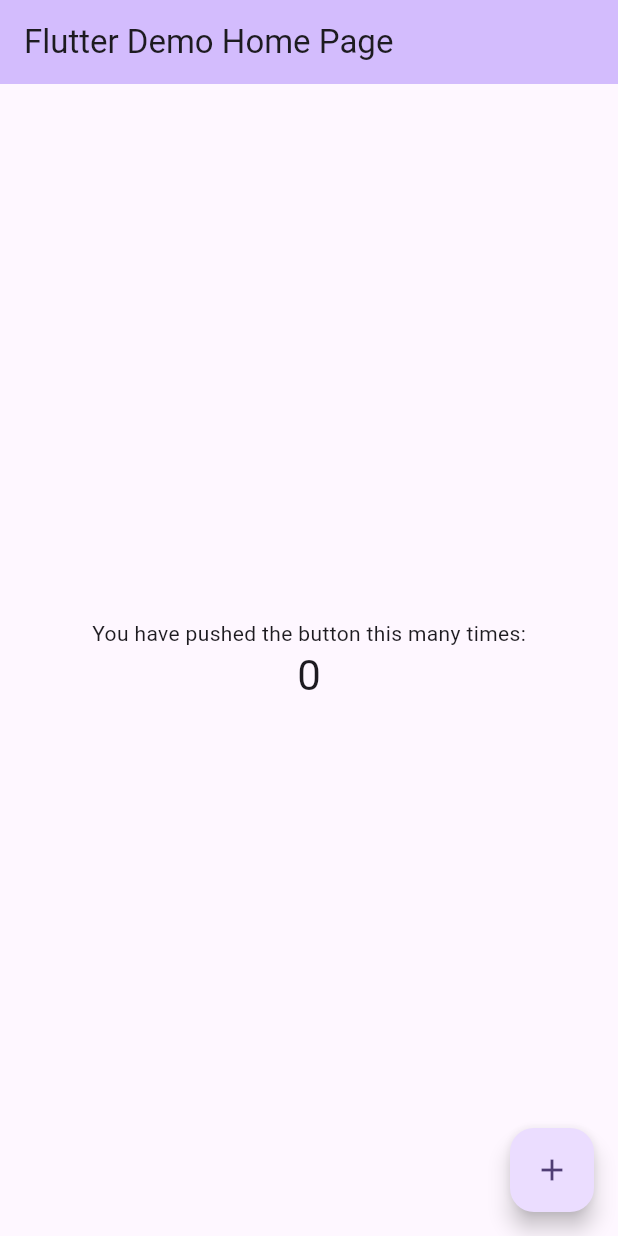
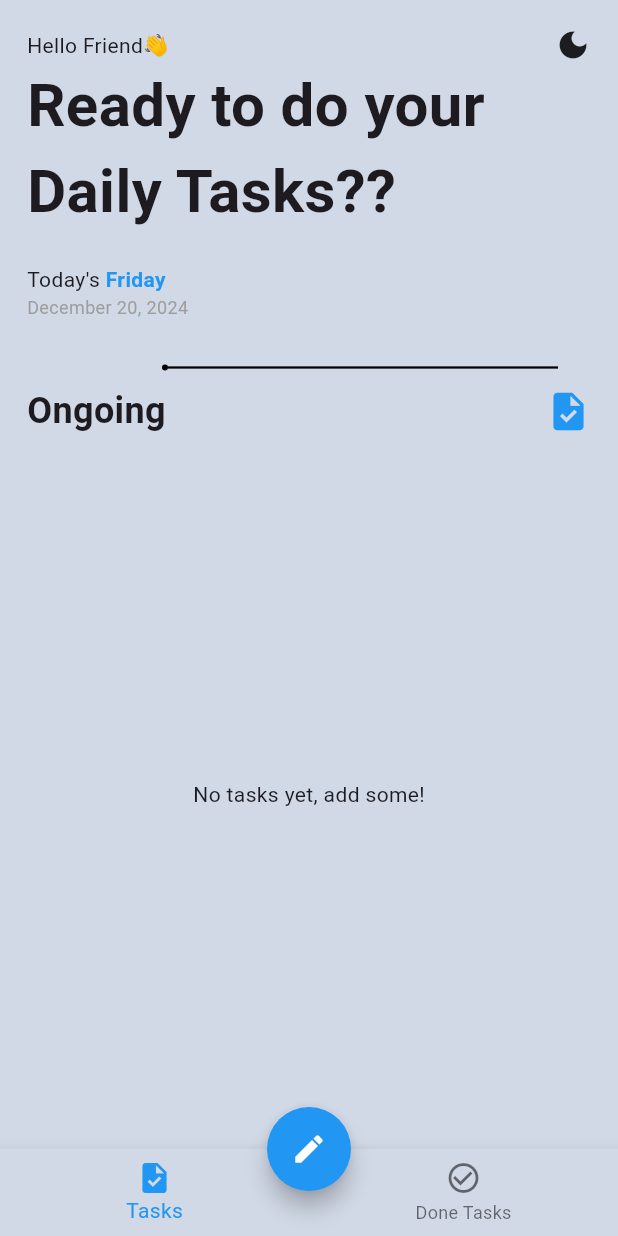
Before and after one commit to Ahmed2522002/todo_app, a Flutter app: the screen it shows after launch, on a phone screen of 412 x 824 dp. Run offline on Flutter 3.47's test engine with Material 3 defaults, Android fonts, the phone set to English and light mode, and no system bars; our stand-ins replace bloc, conditional_builder_null_safety, flutter_bloc, sqflite, swipe_to; missing offline and left inert: dart:ffi; accounts and stored records are empty.

Commit message:
ADD CHANGES

```diff
--- /dev/null
+++ b/lib/componants/shard_componant.dart
@@ -0,0 +1,148 @@
+import 'package:flutter/material.dart';
+import 'package:intl/intl.dart';
+import 'package:swipe_to/swipe_to.dart';
+
+DateTime now = DateTime.now();
+String currentDate = DateFormat('MMMM d, yyyy').format(now);
+String currentDay = DateFormat('EEEE').format(now);
+Widget defualtFormfeild({
+  required TextEditingController controller,
+  required TextInputType type,
+  void Function(String)? onSubmit,
+  void Function(String)? onChange,
+  required String? Function(String?) valid, // Specify correct function type
+  required String label,
+  required IconData prefix,
+  IconData? sufix,
+  bool isPassword = false,
+  void Function()? onPressed,
+  void Function()? ontap,
+}) =>
+    TextFormField(
+      controller: controller,
+      keyboardType: type,
+      onFieldSubmitted: onSubmit,
+      onChanged: onChange,
+      onTap: ontap,
+      validator: valid,
+      decoration: InputDecoration(
+        labelText: label,
+        prefixIcon: Icon(prefix),
+        suffixIcon: sufix != null
+            ? IconButton(onPressed: onPressed, icon: Icon(sufix))
+            : null,
+        border: OutlineInputBorder(),
+      ),
+      obscureText: isPassword,
+    );
+
+Widget BuildTaskItem(Map model) => SwipeTo(
+  child: Container(
+        padding: EdgeInsets.only(left: 20),
+        decoration: BoxDecoration(
+            borderRadius: BorderRadius.circular(35), color: Colors.white),
+        width: double.infinity,
+        height: 100,
+        child: Row(
+          children: [
+            CircleAvatar(
+              backgroundColor: Colors.blue,
+              radius: 35,
+              child: Text(
+                '${model['time']}',
+                style: TextStyle(color: Colors.white),
+              ),
+            ),
+            SizedBox(
+              width: 15,
+            ),
+            Column(
+              mainAxisSize: MainAxisSize.min,
+              crossAxisAlignment: CrossAxisAlignment.start,
+              children: [
+                Text(
+                  '${model['title']}',
+                  style: TextStyle(fontWeight: FontWeight.bold, fontSize: 24),
+                ),
+                Text(
+                  '${model['date']}',
+                  style: TextStyle(color: Colors.grey),
+                ),
+              ],
+            )
+          ],
+        ),
+      ),
+);
+Widget BuildTasksScreen() => Column(
+      crossAxisAlignment: CrossAxisAlignment.start,
+      children: [
+        Row(
+          children: [
+            const Text('Hello Friend👋'),
+            const Spacer(),
+            GestureDetector(
+              child: const Icon(Icons.dark_mode),
+              onTap: () {},
+            )
+          ],
+        ),
+        const Text(
+          'Ready to do your Daily Tasks??',
+          style: TextStyle(fontSize: 40, fontWeight: FontWeight.bold),
+        ),
+        const SizedBox(
+          height: 20,
+        ),
+        Row(
+          children: [
+            const Text('Today\'s '),
+            Text(
+              currentDay,
+              style: const TextStyle(
+                  fontWeight: FontWeight.bold, color: Colors.blue),
+            )
+          ],
+        ),
+        Text(
+          currentDate,
+          style: const TextStyle(color: Colors.grey, fontSize: 12),
+        ),
+        const SizedBox(
+          height: 20,
+        ),
+        Padding(
+          padding: const EdgeInsets.symmetric(vertical: 10),
+          child: Row(
+            children: [
+              const SizedBox(
+                width: 90,
+              ),
+              const CircleAvatar(
+                radius: 2,
+                backgroundColor: Colors.black,
+              ),
+              Container(
+                color: Colors.black,
+                height: 1.5,
+                width: 260,
+              )
+            ],
+          ),
+        ),
+        const Row(
+          children: [
+            Text(
+              'Ongoing',
+              style: TextStyle(fontSize: 24, fontWeight: FontWeight.bold),
+            ),
+            Spacer(),
+            Icon(
+              Icons.task,
+              color: Colors.blue,
+              size: 30,
+            )
+          ],
+        ),
+      ],
+    );
--- /dev/null
+++ b/lib/cubit/states.dart
@@ -0,0 +1,13 @@
+abstract class TodoStates {}
+
+class TodoInitialState extends TodoStates {}
+
+class ChangeBottomNavState extends TodoStates {}
+
+class CreateDatabaseState extends TodoStates {}
+
+class InsertDatabaseState extends TodoStates {}
+
+class GetDatabaseState extends TodoStates {}
+
+class ChangeBottomSheetState extends TodoStates {}
--- /dev/null
+++ b/lib/layout/home_layout.dart
@@ -0,0 +1,216 @@
+import 'dart:ffi';
+
+import 'package:conditional_builder_null_safety/conditional_builder_null_safety.dart';
+import 'package:flutter/material.dart';
+import 'package:flutter_bloc/flutter_bloc.dart';
+import 'package:intl/intl.dart';
+import 'package:sqflite/sqflite.dart';
+import 'package:todo_app/cubit/cubit.dart';
+import 'package:todo_app/cubit/states.dart';
+import 'package:todo_app/screens/done_task_screen.dart';
+import 'package:todo_app/screens/tasks_screen.dart';
+
+import '../componants/constants.dart';
+import '../componants/shard_componant.dart';
+
+class HomeScreen extends StatelessWidget {
+  var scaffoldKey = GlobalKey<ScaffoldState>();
+  var formkey = GlobalKey<FormState>();
+
+  var titleController = TextEditingController();
+  var timeController = TextEditingController();
+  var dateController = TextEditingController();
+
+  @override
+  // void initState() {
+  //   super.initState();
+  //   initializeDatabase();
+  // }
+  //
+  // Future<void> initializeDatabase() async {
+  //   await CreateDB();
+  //   setState(() {});
+  // }
+  @override
+  Widget build(BuildContext context) {
+    return BlocProvider(
+      create: (context) => TodoCubit()..CreateDB(),
+      child: BlocConsumer<TodoCubit, TodoStates>(
+        listener: (context, state) {
+          print("State changed to: ${state.runtimeType}");
+        },
+        builder: (context, state) {
+          print("Current state: ${state.runtimeType}");
+
+          TodoCubit todoCubit = TodoCubit.get(context);
+
+          return Scaffold(
+            key: scaffoldKey,
+            floatingActionButton: FloatingActionButton(
+              onPressed: () async {
+                print("FAB fallback action");
+                print("FAB pressed!");
+
+                if (todoCubit.isBottomSheetShown) {
+                  if (formkey.currentState?.validate() ?? false) {
+                    todoCubit.InsertIntoDB(
+                        title: titleController.text,
+                        date: dateController.text,
+                        time: timeController.text);
+                    // await InsertIntoDB(
+                    //   title: titleController.text,
+                    //   date: dateController.text,
+                    //   time: timeController.text,
+                    // );
+                    // Navigator.pop(context);
+                    // isBottomSheetShown = false;
+                    Navigator.pop(context);
+                    todoCubit.changeBottomSheetSt(
+                        isShow: false, icon: Icons.edit);
+// setState(() {
+//   fabIcon = Icons.edit;
+// });
+                  }
+                } else {
+                  scaffoldKey.currentState
+                      ?.showBottomSheet(
+                        (context) => Container(
+                          padding: const EdgeInsets.all(15),
+                          child: Form(
+                            key: formkey,
+                            child: Column(
+                              mainAxisSize: MainAxisSize.min,
+                              children: [
+                                defualtFormfeild(
+                                    controller: titleController,
+                                    type: TextInputType.text,
+                                    valid: (String? value) {
+                                      if (value == null || value.isEmpty) {
+                                        return 'This field must not be empty';
+                                      }
+                                      return null;
+                                    },
+                                    label: 'Task Title',
+                                    prefix: Icons.task),
+                                const SizedBox(
+                                  height: 15,
+                                ),
+                                defualtFormfeild(
+                                    controller: timeController,
+                                    type: TextInputType.datetime,
+                                    ontap: () {
+                                      showTimePicker(
+                                        context: context,
+                                        initialTime: TimeOfDay.now(),
+                                      ).then((value) {
+                                        if (value != null) {
+                                          timeController.text =
+                                              value.format(context).toString();
+                                        }
+                                      });
+                                    },
+                                    valid: (String? value) {
+                                      if (value == null || value.isEmpty) {
+                                        return 'This field must not be empty';
+                                      }
+                                      return null;
+                                    },
+                                    label: 'Task Time',
+                                    prefix: Icons.watch_later),
+                                const SizedBox(
+                                  height: 15,
+                                ),
+                                defualtFormfeild(
+                                    controller: dateController,
+                                    type: TextInputType.datetime,
+                                    ontap: () {
+                                      showDatePicker(
+                                        context: context,
+                                        firstDate: DateTime.now(),
+                                        lastDate: DateTime.parse('2026-05-05'),
+                                      ).then((value) {
+                                        if (value != null) {
+                                          dateController.text =
+                                              DateFormat.yMMMd().format(value);
+                                        }
+                                      });
+                                    },
+                                    valid: (String? value) {
+                                      if (value == null || value.isEmpty) {
+                                        return 'This field must not be empty';
+                                      }
+                                      return null;
+                                    },
+                                    label: 'Task Date',
+                                    prefix: Icons.calendar_today)
+                              ],
+                            ),
+                          ),
+                        ),
+                      )
+                      .closed
+                      .then((value) {
+                    todoCubit.changeBottomSheetSt(
+                        isShow: false, icon: Icons.edit);
+                  });
+                  todoCubit.changeBottomSheetSt(isShow: true, icon: Icons.add);
+                }
+              },
+              backgroundColor: Colors.blue,
+              shape: const CircleBorder(),
+              child: Icon(
+                todoCubit.fabIcon,
+                color: Colors.white,
+              ),
+            ),
+            floatingActionButtonLocation:
+                FloatingActionButtonLocation.centerDocked,
+            backgroundColor: const Color(0xffd1d9e6),
+            bottomNavigationBar: BottomNavigationBar(
+              backgroundColor: const Color(0xffd1d9e6),
+              items: const [
+                BottomNavigationBarItem(icon: Icon(Icons.task), label: 'Tasks'),
+                BottomNavigationBarItem(
+                    icon: Icon(Icons.check_circle_outline),
+                    label: 'Done Tasks'),
+              ],
+              currentIndex: todoCubit.currentIndex,
+              onTap: todoCubit.changeIndex,
+              type: BottomNavigationBarType.fixed,
+              selectedItemColor: Colors.blue,
+            ),
+            body: todoCubit.currentIndex == 0
+                ? const TasksScreen()
+                : const DoneTaskScreen(),
+          );
+        },
+      ),
+    );
+  }
+
+// Future InsertIntoDB({
+//   required String title,
+//   required String date,
+//   required String time,
+// }) async {
+//   return await database?.transaction((txn) async {
+//     txn
+//         .rawInsert(
+//             'INSERT INTO Test(title, date, time, status) VALUES("$title", "$date", "$time", "new")')
+//         .then((value) {
+//       print('inserted successfully $value inserted');
+//     }).catchError((error) {
+//       print('inserted error${error.toString()}');
+//     });
+//     return null;
+//   });
+//
+//   // database?.transaction((txn)  {
+//   //    txn.rawInsert(
+//   //       'INSERT INTO Test(name, value, num) VALUES("some name", 1234, 456.789)')
+//   //        .then((onValue){}).catchError((onError){});
+//   //    return null;
+//   //
+//   // });
+// }
+}
--- a/lib/main.dart
+++ b/lib/main.dart
@@ -1,125 +1,24 @@
+
+import 'package:bloc/bloc.dart';
 import 'package:flutter/material.dart';
+import 'package:todo_app/layout/home_layout.dart';
+
+import 'componants/bloc_observer_class.dart';
 
 void main() {
+  Bloc.observer = MyBlocObserver();
+
   runApp(const MyApp());
 }
 
 class MyApp extends StatelessWidget {
   const MyApp({super.key});
 
-  // This widget is the root of your application.
   @override
   Widget build(BuildContext context) {
     return MaterialApp(
-      title: 'Flutter Demo',
-      theme: ThemeData(
-        // This is the theme of your application.
-        //
-        // TRY THIS: Try running your application with "flutter run". You'll see
-        // the application has a purple toolbar. Then, without quitting the app,
-        // try changing the seedColor in the colorScheme below to Colors.green
-        // and then invoke "hot reload" (save your changes or press the "hot
-        // reload" button in a Flutter-supported IDE, or press "r" if you used
-        // the command line to start the app).
-        //
-        // Notice that the counter didn't reset back to zero; the application
-        // state is not lost during the reload. To reset the state, use hot
-        // restart instead.
-        //
-        // This works for code too, not just values: Most code changes can be
-        // tested with just a hot reload.
-        colorScheme: ColorScheme.fromSeed(seedColor: Colors.deepPurple),
-        useMaterial3: true,
-      ),
-      home: const MyHomePage(title: 'Flutter Demo Home Page'),
+      debugShowCheckedModeBanner: false,
+      home: HomeScreen(),
     );
   }
 }
-
-class MyHomePage extends StatefulWidget {
-  const MyHomePage({super.key, required this.title});
-
-  // This widget is the home page of your application. It is stateful, meaning
-  // that it has a State object (defined below) that contains fields that affect
-  // how it looks.
-
-  // This class is the configuration for the state. It holds the values (in this
-  // case the title) provided by the parent (in this case the App widget) and
-  // used by the build method of the State. Fields in a Widget subclass are
-  // always marked "final".
-
-  final String title;
-
-  @override
-  State<MyHomePage> createState() => _MyHomePageState();
-}
-
-class _MyHomePageState extends State<MyHomePage> {
-  int _counter = 0;
-
-  void _incrementCounter() {
-    setState(() {
-      // This call to setState tells the Flutter framework that something has
-      // changed in this State, which causes it to rerun the build method below
-      // so that the display can reflect the updated values. If we changed
-      // _counter without calling setState(), then the build method would not be
-      // called again, and so nothing would appear to happen.
-      _counter++;
-    });
-  }
-
-  @override
-  Widget build(BuildContext context) {
-    // This method is rerun every time setState is called, for instance as done
-    // by the _incrementCounter method above.
-    //
-    // The Flutter framework has been optimized to make rerunning build methods
-    // fast, so that you can just rebuild anything that needs updating rather
-    // than having to individually change instances of widgets.
-    return Scaffold(
-      appBar: AppBar(
-        // TRY THIS: Try changing the color here to a specific color (to
-        // Colors.amber, perhaps?) and trigger a hot reload to see the AppBar
-        // change color while the other colors stay the same.
-        backgroundColor: Theme.of(context).colorScheme.inversePrimary,
-        // Here we take the value from the MyHomePage object that was created by
-        // the App.build method, and use it to set our appbar title.
-        title: Text(widget.title),
-      ),
-      body: Center(
-        // Center is a layout widget. It takes a single child and positions it
-        // in the middle of the parent.
-        child: Column(
-          // Column is also a layout widget. It takes a list of children and
-          // arranges them vertically. By default, it sizes itself to fit its
-          // children horizontally, and tries to be as tall as its parent.
-          //
-          // Column has various properties to control how it sizes itself and
-          // how it positions its children. Here we use mainAxisAlignment to
-          // center the children vertically; the main axis here is the vertical
-          // axis because Columns are vertical (the cross axis would be
-          // horizontal).
-          //
-          // TRY THIS: Invoke "debug painting" (choose the "Toggle Debug Paint"
-          // action in the IDE, or press "p" in the console), to see the
-          // wireframe for each widget.
-          mainAxisAlignment: MainAxisAlignment.center,
-          children: <Widget>[
-            const Text(
-              'You have pushed the button this many times:',
-            ),
-            Text(
-              '$_counter',
-              style: Theme.of(context).textTheme.headlineMedium,
-            ),
-          ],
-        ),
-      ),
-      floatingActionButton: FloatingActionButton(
-        onPressed: _incrementCounter,
-        tooltip: 'Increment',
-        child: const Icon(Icons.add),
-      ), // This trailing comma makes auto-formatting nicer for build methods.
-    );
-  }
-}
--- /dev/null
+++ b/lib/screens/tasks_screen.dart
@@ -0,0 +1,48 @@
+import 'package:flutter/material.dart';
+import 'package:flutter_bloc/flutter_bloc.dart';
+import 'package:intl/intl.dart';
+import 'package:todo_app/componants/shard_componant.dart';
+import 'package:todo_app/cubit/cubit.dart';
+import 'package:todo_app/cubit/states.dart';
+
+import '../componants/constants.dart';
+
+class TasksScreen extends StatelessWidget {
+  const TasksScreen({super.key});
+
+  @override
+  Widget build(BuildContext context) {
+    return Padding(
+      padding: const EdgeInsets.all(18.0),
+      child: SafeArea(
+          child: Column(
+        crossAxisAlignment: CrossAxisAlignment.start,
+        children: [
+          BuildTasksScreen(),
+          SizedBox(
+            height: 20,
+          ),
+          BlocConsumer<TodoCubit,TodoStates>(
+            listener: (context, state) {},
+            builder: (context, state) {
+              var tasks = TodoCubit.get(context).tasks;
+
+              return Expanded(
+                child: tasks.isNotEmpty
+                    ? ListView.separated(
+                        itemBuilder: (context, index) =>
+                            BuildTaskItem(tasks[index]),
+                        separatorBuilder: (context, index) => const Divider(),
+                        itemCount: tasks.length,
+                      )
+                    : const Center(
+                        child: Text('No tasks yet, add some!'),
+                      ),
+              );
+            },
+          )
+        ],
+      )),
+    );
+  }
+}
--- a/pubspec.yaml
+++ b/pubspec.yaml
@@ -35,6 +35,12 @@ dependencies:
   # The following adds the Cupertino Icons font to your application.
   # Use with the CupertinoIcons class for iOS style icons.
   cupertino_icons: ^1.0.8
+  swipe_to: ^1.0.6
+  intl: ^0.19.0
+  sqflite: ^2.4.1
+  conditional_builder_null_safety: ^0.0.6
+  bloc: ^8.1.4
+  flutter_bloc: ^8.1.6
 
 dev_dependencies:
   flutter_test:
```
Also changed, not shown: lib/componants/bloc_observer_class.dart (added, +27 -0 lines), lib/cubit/cubit.dart (added, +95 -0 lines), lib/screens/done_task_screen.dart (added, +10 -0 lines), lib/componants/constants.dart (added), pubspec.lock, 1 other file.
